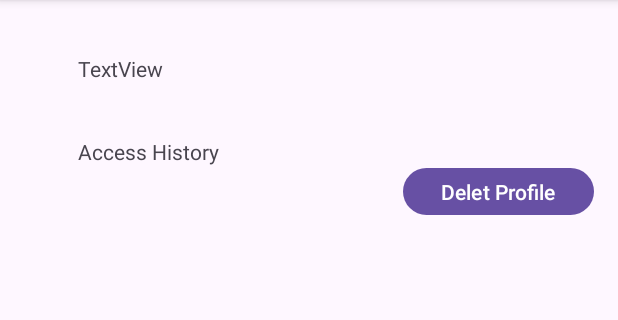
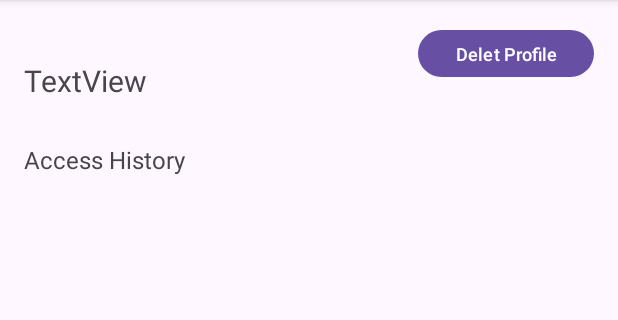
Before and after one commit to MostafaHassan0/COEN390Ass2, an Android app: the ProfileActivity screen opened directly, with no data from a screen before it, on a phone screen of 412 x 824 dp, the part 96-416 px from its top. Run offline under Robolectric (Android 15) with nearby library versions, the phone set to English and light mode, and no system bars.

Commit message:
Profile Activity UI adjusted needs adjustments needed in time stamp formating

```diff
--- a/app/src/main/java/com/example/studentrecords/ProfileActivity.java
+++ b/app/src/main/java/com/example/studentrecords/ProfileActivity.java
@@ -62,7 +62,7 @@ public class ProfileActivity extends AppCompatActivity {
     private void loadProfile(int profileId) {
         Profile profile = dbHelper.getProfile(profileId);
         if (profile != null) {
-            userTextView.setText("   User Profile\nID: " + profile.getProfileId() + "\nName: " + profile.getName() + "\nSurname: " + profile.getSurname() + "\nGPA: " + profile.getGpa() + "\nCreated: " + dbHelper.getCreated(profileId));
+            userTextView.setText("    User Profile\nSurname: " + profile.getSurname() + "\nName: " + profile.getName() + "\nID: " + profile.getProfileId()+ "\nGPA: " + profile.getGpa() + "\nCreated: " + dbHelper.getCreated(profileId));
         }
     }
 
--- a/app/src/main/res/layout/activity_profile.xml
+++ b/app/src/main/res/layout/activity_profile.xml
@@ -11,9 +11,10 @@
         android:id="@+id/UsertextView"
         android:layout_width="wrap_content"
         android:layout_height="wrap_content"
-        android:layout_marginStart="52dp"
-        android:layout_marginTop="36dp"
+        android:layout_marginStart="16dp"
+        android:layout_marginTop="40dp"
         android:text="TextView"
+        android:textSize="20sp"
         app:layout_constraintStart_toStartOf="parent"
         app:layout_constraintTop_toTopOf="parent" />
 
@@ -21,27 +22,32 @@
         android:id="@+id/AccesstextView"
         android:layout_width="wrap_content"
         android:layout_height="wrap_content"
-        android:layout_marginStart="52dp"
-        android:layout_marginTop="36dp"
+        android:layout_marginStart="16dp"
+        android:layout_marginTop="28dp"
         android:text="Access History"
+        android:textSize="16sp"
         app:layout_constraintStart_toStartOf="parent"
         app:layout_constraintTop_toBottomOf="@+id/UsertextView" />
 
     <ListView
         android:id="@+id/historyListView"
-        android:layout_width="409dp"
-        android:layout_height="609dp"
-        android:layout_marginTop="36dp"
+        android:layout_width="0dp"
+        android:layout_height="0dp"
+        android:layout_marginTop="4dp"
+        app:layout_constraintBottom_toBottomOf="parent"
+        app:layout_constraintEnd_toEndOf="parent"
         app:layout_constraintStart_toStartOf="parent"
-        app:layout_constraintTop_toBottomOf="@+id/AccesstextView" />
+        app:layout_constraintTop_toBottomOf="@+id/AccesstextView"
+        app:layout_constraintVertical_bias="0.686" />
 
     <Button
         android:id="@+id/delete_button"
-        android:layout_width="127dp"
+        android:layout_width="117dp"
         android:layout_height="39dp"
-        android:layout_marginTop="108dp"
+        android:layout_marginTop="16dp"
         android:layout_marginEnd="16dp"
         android:text="Delet Profile"
+        android:textSize="12sp"
         app:layout_constraintEnd_toEndOf="parent"
         app:layout_constraintTop_toTopOf="parent" />
 </androidx.constraintlayout.widget.ConstraintLayout>
```
Also changed, not shown: app/src/main/java/com/example/studentrecords/ProfileAdapter.java (+0 -18 lines).
